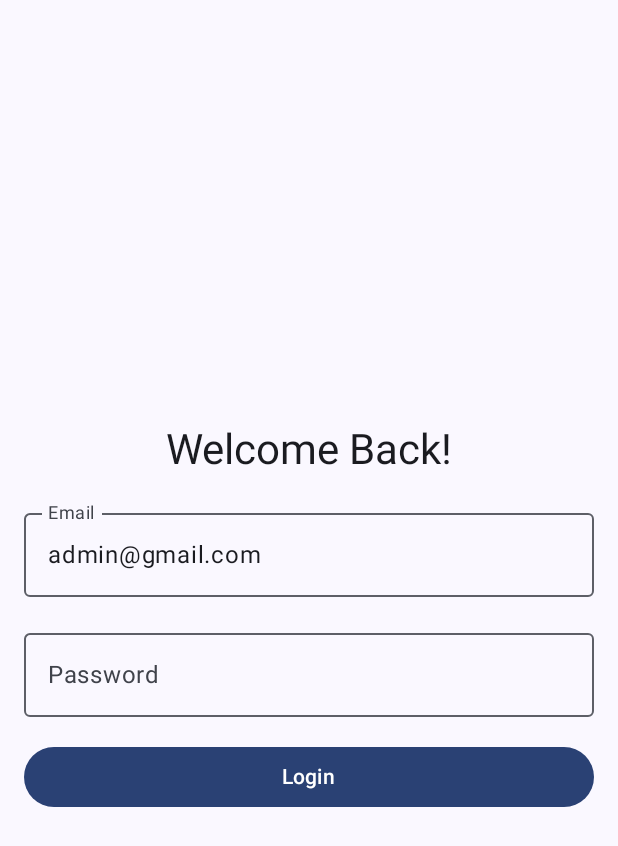
After one commit to Helmy2/TempReader, an Android app built with Jetpack Compose: the LoginScreen screen opened through its navigation route, on a phone screen of 412 x 824 dp. The commit adds this screen. Shown: the top 846 px of the screen. Run offline under Robolectric (Android 15) with nearby library versions, the phone set to English and light mode, and no system bars; our stand-ins replace Firebase (no records; nobody signed in at launch, a user with empty details on screens opened directly).

Commit message:
feat: Implement authentication flow with login screen and navigation setup

```diff
--- a/app/src/main/AndroidManifest.xml
+++ b/app/src/main/AndroidManifest.xml
@@ -7,6 +7,7 @@
     <uses-permission android:name="android.permission.RECEIVE_BOOT_COMPLETED" />
 
     <application
+        android:name=".MainApp"
         android:allowBackup="true"
         android:dataExtractionRules="@xml/data_extraction_rules"
         android:fullBackupContent="@xml/backup_rules"
--- a/app/src/main/java/com/example/tempreader/MainActivity.kt
+++ b/app/src/main/java/com/example/tempreader/MainActivity.kt
@@ -5,19 +5,13 @@ import android.os.Bundle
 import androidx.activity.ComponentActivity
 import androidx.activity.compose.setContent
 import androidx.activity.enableEdgeToEdge
-import androidx.activity.viewModels
 import androidx.compose.material3.Surface
 import com.example.tempreader.service.TemperatureCheckService
-import com.example.tempreader.ui.App
-import com.example.tempreader.ui.MainViewModel
-import com.example.tempreader.ui.MainViewModelFactory
+import com.example.tempreader.ui.AppNavigation
 import com.example.tempreader.ui.theme.TempReaderTheme
 
+
 class MainActivity : ComponentActivity() {
-    private val mainViewModel: MainViewModel by viewModels {
-        MainViewModelFactory(application)
-    }
-
     override fun onCreate(savedInstanceState: Bundle?) {
         super.onCreate(savedInstanceState)
         enableEdgeToEdge()
@@ -27,7 +21,7 @@ class MainActivity : ComponentActivity() {
         setContent {
             TempReaderTheme {
                 Surface {
-                    App(viewModel = mainViewModel)
+                    AppNavigation()
                 }
             }
         }
--- /dev/null
+++ b/app/src/main/java/com/example/tempreader/ui/AppNavigation.kt
@@ -0,0 +1,36 @@
+package com.example.tempreader.ui
+
+import androidx.compose.runtime.Composable
+import androidx.navigation.compose.NavHost
+import androidx.navigation.compose.composable
+import androidx.navigation.compose.rememberNavController
+import com.example.tempreader.ui.util.Screen
+import com.example.tempreader.ui.auth.AuthViewModel
+import com.example.tempreader.ui.auth.LoginScreen
+import com.example.tempreader.ui.dashboard.DashboardScreen
+import org.koin.androidx.compose.koinViewModel
+
+@Composable
+fun AppNavigation() {
+    val navController = rememberNavController()
+    val authViewModel: AuthViewModel = koinViewModel()
+    val currentUser = authViewModel.currentUser
+
+    val startDestination = if (currentUser != null) Screen.Main else Screen.Login
+
+    NavHost(navController = navController, startDestination = startDestination) {
+        composable<Screen.Login> {
+            LoginScreen(
+                authViewModel = authViewModel,
+                onLoginSuccess = { user ->
+                    navController.navigate(Screen.Main) {
+                        popUpTo(Screen.Login) { inclusive = true }
+                    }
+                }
+            )
+        }
+        composable<Screen.Main> {
+            DashboardScreen()
+        }
+    }
+}
--- /dev/null
+++ b/app/src/main/java/com/example/tempreader/ui/auth/AuthViewModel.kt
@@ -0,0 +1,36 @@
+package com.example.tempreader.ui.auth
+
+import androidx.lifecycle.ViewModel
+import androidx.lifecycle.viewModelScope
+import com.google.firebase.auth.FirebaseAuth
+import com.google.firebase.auth.FirebaseUser
+import kotlinx.coroutines.flow.MutableStateFlow
+import kotlinx.coroutines.flow.StateFlow
+import kotlinx.coroutines.launch
+import kotlinx.coroutines.tasks.await
+
+class AuthViewModel(
+    val auth: FirebaseAuth
+) : ViewModel() {
+    private val _authState = MutableStateFlow<AuthState>(AuthState.Idle)
+    val authState: StateFlow<AuthState> = _authState
+
+    val currentUser: FirebaseUser?
+        get() = auth.currentUser
+
+    fun signIn(email: String, password: String) {
+        viewModelScope.launch {
+            _authState.value = AuthState.Loading
+            try {
+                val result = auth.signInWithEmailAndPassword(email, password).await()
+                _authState.value = AuthState.Success(result.user!!)
+            } catch (e: Exception) {
+                _authState.value = AuthState.Error(e.message ?: "An unknown error occurred.")
+            }
+        }
+    }
+
+    fun signOut() {
+        auth.signOut()
+    }
+}
--- /dev/null
+++ b/app/src/main/java/com/example/tempreader/ui/auth/LoginScreen.kt
@@ -0,0 +1,94 @@
+package com.example.tempreader.ui.auth
+
+import androidx.compose.foundation.layout.Arrangement
+import androidx.compose.foundation.layout.Box
+import androidx.compose.foundation.layout.Column
+import androidx.compose.foundation.layout.fillMaxSize
+import androidx.compose.foundation.layout.fillMaxWidth
+import androidx.compose.foundation.layout.padding
+import androidx.compose.foundation.layout.size
+import androidx.compose.material3.Button
+import androidx.compose.material3.CircularProgressIndicator
+import androidx.compose.material3.MaterialTheme
+import androidx.compose.material3.OutlinedTextField
+import androidx.compose.material3.Text
+import androidx.compose.runtime.Composable
+import androidx.compose.runtime.LaunchedEffect
+import androidx.compose.runtime.collectAsState
+import androidx.compose.runtime.getValue
+import androidx.compose.runtime.mutableStateOf
+import androidx.compose.runtime.remember
+import androidx.compose.runtime.setValue
+import androidx.compose.ui.Alignment
+import androidx.compose.ui.Modifier
+import androidx.compose.ui.text.input.PasswordVisualTransformation
+import androidx.compose.ui.unit.dp
+import com.google.firebase.auth.FirebaseUser
+
+
+@Composable
+fun LoginScreen(
+    authViewModel: AuthViewModel ,
+    onLoginSuccess: (FirebaseUser) -> Unit
+) {
+    var email by remember { mutableStateOf("admin@gmail.com") }
+    var password by remember { mutableStateOf("") }
+    val authState by authViewModel.authState.collectAsState()
+
+    LaunchedEffect(authState) {
+        if (authState is AuthState.Success) {
+            onLoginSuccess((authState as AuthState.Success).user)
+        }
+    }
+
+    Box(
+        modifier = Modifier
+            .fillMaxSize()
+            .padding(16.dp),
+        contentAlignment = Alignment.Center
+    ) {
+        Column(
+            horizontalAlignment = Alignment.CenterHorizontally,
+            verticalArrangement = Arrangement.spacedBy(16.dp)
+        ) {
+            Text("Welcome Back!", style = MaterialTheme.typography.headlineMedium)
+
+            OutlinedTextField(
+                value = email,
+                onValueChange = { email = it },
+                label = { Text("Email") },
+                modifier = Modifier.fillMaxWidth(),
+                singleLine = true
+            )
+
+            OutlinedTextField(
+                value = password,
+                onValueChange = { password = it },
+                label = { Text("Password") },
+                modifier = Modifier.fillMaxWidth(),
+                visualTransformation = PasswordVisualTransformation(),
+                singleLine = true
+            )
+
+            if (authState is AuthState.Error) {
+                Text(
+                    text = (authState as AuthState.Error).message,
+                    color = MaterialTheme.colorScheme.error,
+                    modifier = Modifier.padding(top = 8.dp)
+                )
+            }
+
+            Button(
+                onClick = { authViewModel.signIn(email, password) },
+                enabled = authState !is AuthState.Loading,
+                modifier = Modifier.fillMaxWidth()
+            ) {
+                if (authState is AuthState.Loading) {
+                    CircularProgressIndicator(modifier = Modifier.size(24.dp), color = MaterialTheme.colorScheme.onPrimary)
+                } else {
+                    Text("Login")
+                }
+            }
+        }
+    }
+}
--- a/app/src/main/java/com/example/tempreader/ui/components/TemperatureChart.kt
+++ b/app/src/main/java/com/example/tempreader/ui/components/TemperatureChart.kt
@@ -15,7 +15,7 @@ import androidx.compose.ui.Modifier
 import androidx.compose.ui.graphics.Color
 import androidx.compose.ui.unit.dp
 import com.example.tempreader.data.local.Reading
-import com.example.tempreader.util.formatTimestampChart
+import com.example.tempreader.ui.util.formatTimestampChart
 import com.patrykandpatrick.vico.compose.cartesian.CartesianChartHost
 import com.patrykandpatrick.vico.compose.cartesian.axis.rememberBottom
 import com.patrykandpatrick.vico.compose.cartesian.axis.rememberStart
--- /dev/null
+++ b/app/src/main/java/com/example/tempreader/ui/dashboard/DashboardScreen.kt
@@ -0,0 +1,194 @@
+package com.example.tempreader.ui.dashboard
+
+import android.Manifest
+import android.content.Intent
+import android.os.Build
+import android.provider.Settings
+import android.widget.Toast
+import androidx.activity.compose.rememberLauncherForActivityResult
+import androidx.activity.result.contract.ActivityResultContracts
+import androidx.compose.animation.AnimatedVisibility
+import androidx.compose.foundation.layout.Arrangement
+import androidx.compose.foundation.layout.Column
+import androidx.compose.foundation.layout.Row
+import androidx.compose.foundation.layout.fillMaxSize
+import androidx.compose.foundation.layout.fillMaxWidth
+import androidx.compose.foundation.layout.padding
+import androidx.compose.foundation.layout.statusBarsPadding
+import androidx.compose.foundation.rememberScrollState
+import androidx.compose.foundation.verticalScroll
+import androidx.compose.material.icons.Icons
+import androidx.compose.material.icons.filled.Settings
+import androidx.compose.material3.AlertDialog
+import androidx.compose.material3.Button
+import androidx.compose.material3.Card
+import androidx.compose.material3.CardDefaults
+import androidx.compose.material3.Icon
+import androidx.compose.material3.IconButton
+import androidx.compose.material3.MaterialTheme
+import androidx.compose.material3.Text
+import androidx.compose.runtime.Composable
+import androidx.compose.runtime.LaunchedEffect
+import androidx.compose.runtime.collectAsState
+import androidx.compose.runtime.getValue
+import androidx.compose.runtime.mutableStateOf
+import androidx.compose.runtime.remember
+import androidx.compose.runtime.setValue
+import androidx.compose.ui.Alignment
+import androidx.compose.ui.Modifier
+import androidx.compose.ui.platform.LocalContext
+import androidx.compose.ui.unit.dp
+import com.example.tempreader.service.PreferencesManager
+import com.example.tempreader.ui.components.SensorDataChart
+import com.example.tempreader.ui.components.ThresholdDialog
+import com.example.tempreader.ui.util.formatTimestamp
+import org.koin.androidx.compose.koinViewModel
+
+@Composable
+fun DashboardScreen(viewModel: DashboardViewModel = koinViewModel()) {
+    val readings by viewModel.readings.collectAsState()
+
+    val context = LocalContext.current
+    val latestReading = readings.lastOrNull()
+    val scrollState = rememberScrollState()
+    val preferencesManager = remember { PreferencesManager(context) }
+    var showThresholdDialog by remember { mutableStateOf(false) }
+    var showPermissionPrompt by remember { mutableStateOf(false) }
+
+    val launcher = rememberLauncherForActivityResult(
+        ActivityResultContracts.RequestPermission()
+    ) { isGranted ->
+        if (!isGranted) {
+            showPermissionPrompt = true
+            Toast.makeText(
+                context,
+                "Notifications disabled. High temperature alerts won't work.",
+                Toast.LENGTH_LONG
+            ).show()
+        } else {
+            showPermissionPrompt = false
+        }
+    }
+
+    LaunchedEffect(Unit) {
+        if (Build.VERSION.SDK_INT >= Build.VERSION_CODES.TIRAMISU) {
+            launcher.launch(Manifest.permission.POST_NOTIFICATIONS)
+        }
+    }
+
+    AnimatedVisibility(showPermissionPrompt) {
+        AlertDialog(onDismissRequest = {
+            showPermissionPrompt = false
+        }, confirmButton = {
+            Button({
+                showPermissionPrompt = false
+                val intent = Intent(
+                    Settings.ACTION_APP_NOTIFICATION_SETTINGS
+                ).apply {
+                    putExtra(Settings.EXTRA_APP_PACKAGE, "com.example.tempreader")
+                }
+                context.startActivity(intent)
+            }) {
+                Text("Confirm")
+            }
+        }, title = {
+            Text("You should allow notifications to use temperature alerts")
+        })
+
+    }
+
+    if (showThresholdDialog) {
+        ThresholdDialog(
+            onDismiss = { showThresholdDialog = false },
+            onConfirm = { lower, upper ->
+                preferencesManager.setTemperatureThresholds(lower, upper)
+                Toast.makeText(
+                    context, "Temperature thresholds updated", Toast.LENGTH_SHORT
+                ).show()
+            },
+            currentLower = preferencesManager.getLowerTemperatureThreshold(),
+            currentUpper = preferencesManager.getUpperTemperatureThreshold()
+        )
+    }
+    Column(
+        modifier = Modifier.Companion
+            .fillMaxSize()
+            .statusBarsPadding()
+            .verticalScroll(scrollState),
+        horizontalAlignment = Alignment.Companion.CenterHorizontally,
+        verticalArrangement = Arrangement.spacedBy(16.dp)
+    ) {
+        Card(
+            modifier = Modifier.Companion
+                .fillMaxWidth()
+                .padding(8.dp),
+            elevation = CardDefaults.cardElevation(4.dp),
+            colors = CardDefaults.cardColors(
+                containerColor = MaterialTheme.colorScheme.primaryContainer
+            )
+        ) {
+            Column(
+                modifier = Modifier.Companion.padding(8.dp),
+                verticalArrangement = Arrangement.spacedBy(8.dp)
+            ) {
+                Row(
+                    modifier = Modifier.Companion.fillMaxWidth(),
+                    horizontalArrangement = Arrangement.SpaceBetween,
+                    verticalAlignment = Alignment.Companion.CenterVertically
+                ) {
+                    Text(
+                        text = "Latest Reading",
+                        style = MaterialTheme.typography.titleMedium,
+                        color = MaterialTheme.colorScheme.onPrimaryContainer
+                    )
+                    IconButton(onClick = { showThresholdDialog = true }) {
+                        Icon(
+                            imageVector = Icons.Default.Settings,
+                            contentDescription = "Set temperature thresholds",
+                            tint = MaterialTheme.colorScheme.onPrimaryContainer
+                        )
+                    }
+                }
+                Text(
+                    text = "Temperature: ${latestReading?.temperature}°C",
+                    color = MaterialTheme.colorScheme.onPrimaryContainer
+                )
+                Text(
+                    text = "Humidity: ${latestReading?.humidity}%",
+                    color = MaterialTheme.colorScheme.onPrimaryContainer
+                )
+                Text(
+                    text = "Latest Reading: ${latestReading?.timestamp?.formatTimestamp()}",
+                    color = MaterialTheme.colorScheme.onPrimaryContainer
+                )
+
+                Row(
+                    modifier = Modifier.Companion.fillMaxWidth(),
+                    horizontalArrangement = Arrangement.SpaceBetween
+                ) {
+                    Text(
+                        text = "Thresholds: ${preferencesManager.getLowerTemperatureThreshold()}°C - ${preferencesManager.getUpperTemperatureThreshold()}°C",
+                        color = MaterialTheme.colorScheme.onPrimaryContainer,
+                        style = MaterialTheme.typography.bodySmall
+                    )
+                }
+            }
+        }
+
+        AnimatedVisibility(readings.isNotEmpty()) {
+            Column {
+                SensorDataChart(
+                    readings = readings,
+                    chartTitle = "Temperature History (°C)",
+                    lineAndFillColor = MaterialTheme.colorScheme.primary,
+                    valueSelector = { it.temperature })
+
+                SensorDataChart(
+                    readings = readings,
+                    chartTitle = "Humidity History (%)",
+                    lineAndFillColor = MaterialTheme.colorScheme.secondary,
+                    valueSelector = { it.humidity })
+            }
+        }
+    }
+}
--- /dev/null
+++ b/app/src/main/java/com/example/tempreader/ui/dashboard/DashboardViewModel.kt
@@ -0,0 +1,21 @@
+package com.example.tempreader.ui.dashboard
+
+import androidx.lifecycle.ViewModel
+import androidx.lifecycle.viewModelScope
+import com.example.tempreader.data.local.Reading
+import com.example.tempreader.data.repository.ReadingRepository
+import kotlinx.coroutines.flow.SharingStarted
+import kotlinx.coroutines.flow.StateFlow
+import kotlinx.coroutines.flow.stateIn
+
+class DashboardViewModel(repository: ReadingRepository) : ViewModel() {
+    val readings: StateFlow<List<Reading>> = repository.allReadings.stateIn(
+        scope = viewModelScope,
+        started = SharingStarted.Companion.WhileSubscribed(5000),
+        initialValue = emptyList()
+    )
+
+    init {
+        repository.syncWithFirebase()
+    }
+}
--- /dev/null
+++ b/app/src/main/java/com/example/tempreader/ui/util/Screen.kt
@@ -0,0 +1,11 @@
+package com.example.tempreader.ui.util
+
+import kotlinx.serialization.Serializable
+
+@Serializable
+sealed class Screen() {
+    @Serializable
+    object Login : Screen()
+    @Serializable
+    object Main : Screen()
+}
--- a/app/src/main/java/com/example/tempreader/util/formatTimestamp.kt
+++ b/app/src/main/java/com/example/tempreader/ui/util/formatTimestamp.kt
@@ -1,4 +1,4 @@
-package com.example.tempreader.util
+package com.example.tempreader.ui.util
 
 import android.util.Log
 import java.text.SimpleDateFormat
--- a/build.gradle.kts
+++ b/build.gradle.kts
@@ -5,4 +5,5 @@ plugins {
     alias(libs.plugins.kotlin.compose) apply false
     alias(libs.plugins.google.services) apply false
     alias(libs.plugins.kotlin.ksp)apply false
+    alias(libs.plugins.kotlin.serialization) apply false
 }
```
Also changed, not shown: app/build.gradle.kts (+7 -0 lines), app/src/main/java/com/example/tempreader/MainApp.kt (added, +36 -0 lines), app/src/main/java/com/example/tempreader/data/repository/ReadingRepository.kt (+19 -43 lines), app/src/main/java/com/example/tempreader/ui/MainViewModel.kt (deleted, +0 -38 lines), app/src/main/java/com/example/tempreader/ui/auth/AuthState.kt (added, +11 -0 lines), gradle/libs.versions.toml (+13 -2 lines).
